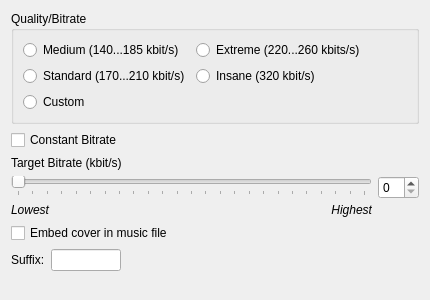
Old version of the form widgets/lamewidgetUI.ui in the repository janbar/CDDA-Ripper.
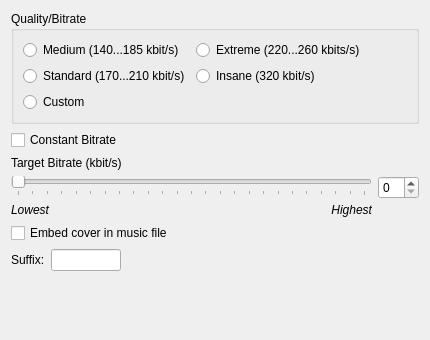
New version of the form.

Commit message: fix expanding of encoder dialog

The edit to the form file:
```diff
--- a/widgets/lamewidgetUI.ui
+++ b/widgets/lamewidgetUI.ui
@@ -7,7 +7,7 @@
     <x>0</x>
     <y>0</y>
     <width>430</width>
-    <height>300</height>
+    <height>340</height>
    </rect>
   </property>
   <property name="sizePolicy">
```
Left out of the diff: 6 changed lines with no effect on the pictures. The commit also changes 6 other files.
